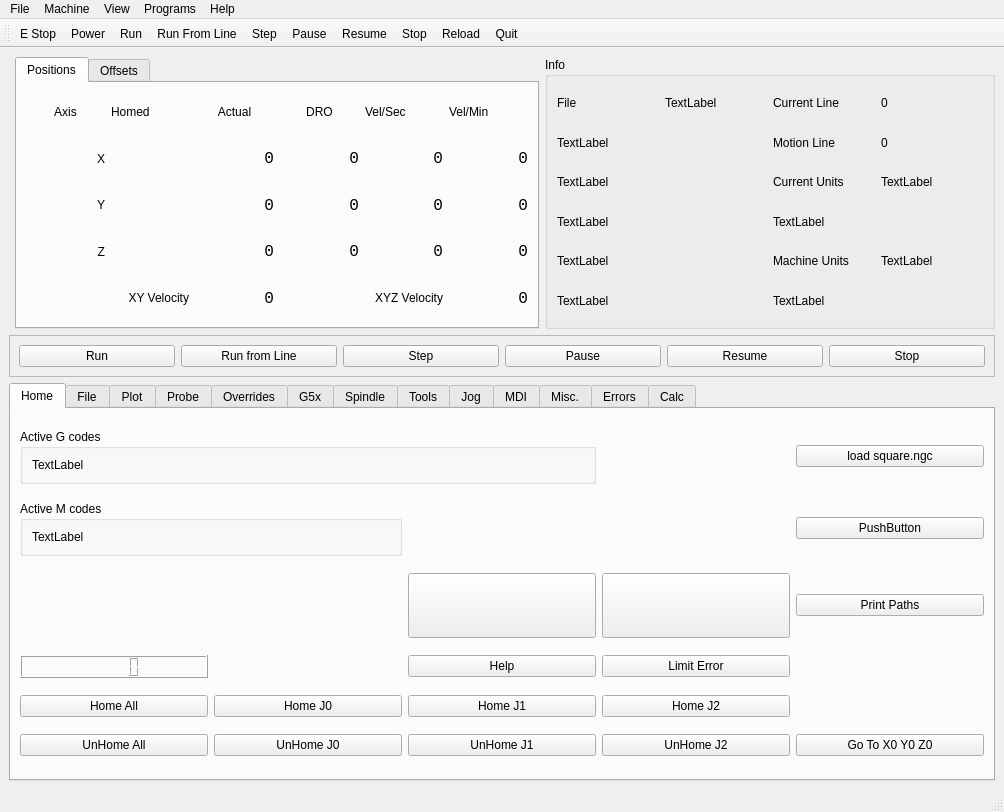
Old version of the form examples/xyz/xyz.ui in the repository jethornton/flexgui.
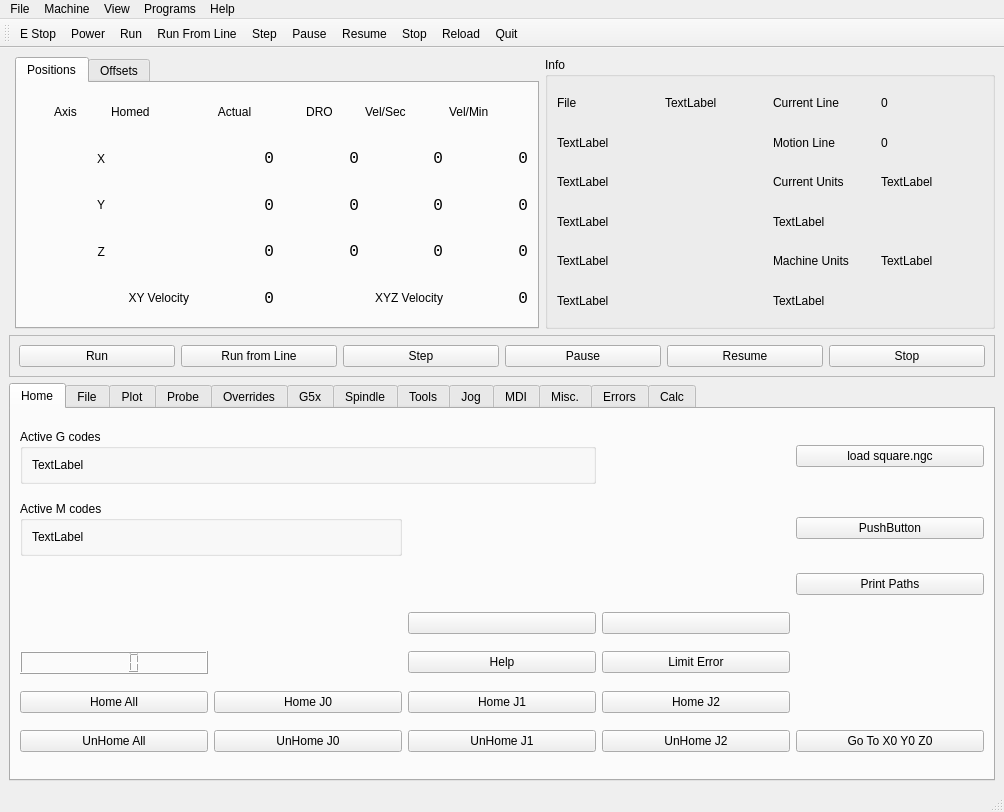
New version of the form.

Patch:
```diff
--- a/examples/xyz/xyz.ui
+++ b/examples/xyz/xyz.ui
@@ -869,35 +869,14 @@
         <string>Home</string>
        </attribute>
        <layout class="QGridLayout" name="gridLayout_5">
-        <item row="4" column="1">
-         <widget class="QPushButton" name="home_pb_0">
+        <item row="6" column="0">
+         <widget class="QPushButton" name="unhome_all_pb">
           <property name="text">
-           <string>Home J0</string>
+           <string>UnHome All</string>
           </property>
          </widget>
         </item>
-        <item row="5" column="3">
-         <widget class="QPushButton" name="unhome_pb_2">
-          <property name="text">
-           <string>UnHome J2</string>
-          </property>
-         </widget>
-        </item>
-        <item row="5" column="2">
-         <widget class="QPushButton" name="unhome_pb_1">
-          <property name="text">
-           <string>UnHome J1</string>
-          </property>
-         </widget>
-        </item>
-        <item row="4" column="2">
-         <widget class="QPushButton" name="home_pb_1">
-          <property name="text">
-           <string>Home J1</string>
-          </property>
-         </widget>
-        </item>
-        <item row="3" column="0">
+        <item row="4" column="0">
          <widget class="QLCDNumber" name="lcdNumber">
           <property name="function" stdset="0">
            <string>hal_pin</string>
@@ -910,7 +889,14 @@
           </property>
          </widget>
         </item>
-        <item row="4" column="0">
+        <item row="5" column="3">
+         <widget class="QPushButton" name="home_pb_2">
+          <property name="text">
+           <string>Home J2</string>
+          </property>
+         </widget>
+        </item>
+        <item row="5" column="0">
          <widget class="QPushButton" name="home_all_pb">
           <property name="text">
            <string>Home All</string>
@@ -920,7 +906,34 @@
           </property>
          </widget>
         </item>
-        <item row="2" column="3">
+        <item row="6" column="4">
+         <widget class="QPushButton" name="pushButton_15">
+          <property name="text">
+           <string>Go To X0 Y0 Z0</string>
+          </property>
+          <property name="function" stdset="0">
+           <string>mdi</string>
+          </property>
+          <property name="command" stdset="0">
+           <string>G0 X0 Y0 Z0</string>
+          </property>
+         </widget>
+        </item>
+        <item row="6" column="2">
+         <widget class="QPushButton" name="unhome_pb_1">
+          <property name="text">
+           <string>UnHome J1</string>
+          </property>
+         </widget>
+        </item>
+        <item row="1" column="4">
+         <widget class="QPushButton" name="pushButton_14">
+          <property name="text">
+           <string>PushButton</string>
+          </property>
+         </widget>
+        </item>
+        <item row="3" column="3">
          <widget class="QPushButton" name="power_pb">
           <property name="sizePolicy">
            <sizepolicy hsizetype="Minimum" vsizetype="Fixed">
@@ -931,7 +944,7 @@
           <property name="minimumSize">
            <size>
             <width>0</width>
-            <height>65</height>
+            <height>0</height>
            </size>
           </property>
           <property name="text">
@@ -945,14 +958,30 @@
           </property>
          </widget>
         </item>
-        <item row="5" column="1">
-         <widget class="QPushButton" name="unhome_pb_0">
+        <item row="6" column="3">
+         <widget class="QPushButton" name="unhome_pb_2">
           <property name="text">
-           <string>UnHome J0</string>
+           <string>UnHome J2</string>
           </property>
          </widget>
         </item>
-        <item row="3" column="3">
+        <item row="1" column="0" colspan="2">
+         <widget class="QGroupBox" name="groupBox_17">
+          <property name="title">
+           <string>Active M codes</string>
+          </property>
+          <layout class="QGridLayout" name="gridLayout_36">
+           <item row="0" column="0">
+            <widget class="QLabel" name="mcodes_lb">
+             <property name="text">
+              <string>TextLabel</string>
+             </property>
+            </widget>
+           </item>
+          </layout>
+         </widget>
+        </item>
+        <item row="4" column="3">
          <widget class="QPushButton" name="pushButton_11">
           <property name="text">
            <string>Limit Error</string>
@@ -968,7 +997,82 @@
           </property>
          </widget>
         </item>
+        <item row="0" column="4">
+         <widget class="QPushButton" name="pushButton_13">
+          <property name="text">
+           <string>load square.ngc</string>
+          </property>
+          <property name="function" stdset="0">
+           <string>load_file</string>
+          </property>
+          <property name="filename" stdset="0">
+           <string>square.ngc</string>
+          </property>
+         </widget>
+        </item>
+        <item row="0" column="0" colspan="3">
+         <widget class="QGroupBox" name="groupBox_16">
+          <property name="title">
+           <string>Active G codes</string>
+          </property>
+          <layout class="QGridLayout" name="gridLayout_35">
+           <item row="0" column="0">
+            <widget class="QLabel" name="gcodes_lb">
+             <property name="text">
+              <string>TextLabel</string>
+             </property>
+            </widget>
+           </item>
+          </layout>
+         </widget>
+        </item>
+        <item row="5" column="2">
+         <widget class="QPushButton" name="home_pb_1">
+          <property name="text">
+           <string>Home J1</string>
+          </property>
+         </widget>
+        </item>
         <item row="3" column="2">
+         <widget class="QPushButton" name="estop_pb">
+          <property name="sizePolicy">
+           <sizepolicy hsizetype="Minimum" vsizetype="Fixed">
+            <horstretch>0</horstretch>
+            <verstretch>0</verstretch>
+           </sizepolicy>
+          </property>
+          <property name="minimumSize">
+           <size>
+            <width>0</width>
+            <height>0</height>
+           </size>
+          </property>
+          <property name="text">
+           <string/>
+          </property>
+          <property name="off_text" stdset="0">
+           <string>E Stop Open</string>
+          </property>
+          <property name="on_text" stdset="0">
+           <string>Danger</string>
+          </property>
+         </widget>
+        </item>
+        <item row="6" column="1">
+         <widget class="QPushButton" name="unhome_pb_0">
+          <property name="text">
+           <string>UnHome J0</string>
+          </property>
+         </widget>
+        </item>
+        <item row="5" column="1">
+         <widget class="QPushButton" name="home_pb_0">
+          <property name="text">
+           <string>Home J0</string>
+          </property>
+         </widget>
+        </item>
+        <item row="4" column="2">
          <widget class="QPushButton" name="pushButton_6">
           <property name="text">
            <string>Help</string>
@@ -996,97 +1100,6 @@
           </property>
          </widget>
         </item>
-        <item row="5" column="0">
-         <widget class="QPushButton" name="unhome_all_pb">
-          <property name="text">
-           <string>UnHome All</string>
-          </property>
-         </widget>
-        </item>
-        <item row="4" column="3">
-         <widget class="QPushButton" name="home_pb_2">
-          <property name="text">
-           <string>Home J2</string>
-          </property>
-         </widget>
-        </item>
-        <item row="2" column="2">
-         <widget class="QPushButton" name="estop_pb">
-          <property name="sizePolicy">
-           <sizepolicy hsizetype="Minimum" vsizetype="Fixed">
-            <horstretch>0</horstretch>
-            <verstretch>0</verstretch>
-           </sizepolicy>
-          </property>
-          <property name="minimumSize">
-           <size>
-            <width>0</width>
-            <height>65</height>
-           </size>
-          </property>
-          <property name="text">
-           <string/>
-          </property>
-          <property name="off_text" stdset="0">
-           <string>E Stop Open</string>
-          </property>
-          <property name="on_text" stdset="0">
-           <string>Danger</string>
-          </property>
-         </widget>
-        </item>
-        <item row="1" column="4">
-         <widget class="QPushButton" name="pushButton_14">
-          <property name="text">
-           <string>PushButton</string>
-          </property>
-         </widget>
-        </item>
-        <item row="0" column="4">
-         <widget class="QPushButton" name="pushButton_13">
-          <property name="text">
-           <string>load square.ngc</string>
-          </property>
-          <property name="function" stdset="0">
-           <string>load_file</string>
-          </property>
-          <property name="filename" stdset="0">
-           <string>square.ngc</string>
-          </property>
-         </widget>
-        </item>
-        <item row="1" column="0" colspan="2">
-         <widget class="QGroupBox" name="groupBox_17">
-          <property name="title">
-           <string>Active M codes</string>
-          </property>
-          <layout class="QGridLayout" name="gridLayout_36">
-           <item row="0" column="0">
-            <widget class="QLabel" name="mcodes_lb">
-             <property name="text">
-              <string>TextLabel</string>
-             </property>
-            </widget>
-           </item>
-          </layout>
-         </widget>
-        </item>
-        <item row="0" column="0" colspan="3">
-         <widget class="QGroupBox" name="groupBox_16">
-          <property name="title">
-           <string>Active G codes</string>
-          </property>
-          <layout class="QGridLayout" name="gridLayout_35">
-           <item row="0" column="0">
-            <widget class="QLabel" name="gcodes_lb">
-             <property name="text">
-              <string>TextLabel</string>
-             </property>
-            </widget>
-           </item>
-          </layout>
-         </widget>
-        </item>
         <item row="2" column="4">
          <widget class="QPushButton" name="print_paths_pb">
           <property name="text">
@@ -1094,19 +1107,6 @@
           </property>
          </widget>
         </item>
-        <item row="5" column="4">
-         <widget class="QPushButton" name="pushButton_15">
-          <property name="text">
-           <string>Go To X0 Y0 Z0</string>
-          </property>
-          <property name="function" stdset="0">
-           <string>mdi</string>
-          </property>
-          <property name="command" stdset="0">
-           <string>G0 X0 Y0 Z0</string>
-          </property>
-         </widget>
-        </item>
        </layout>
       </widget>
       <widget class="QWidget" name="tab">
```
